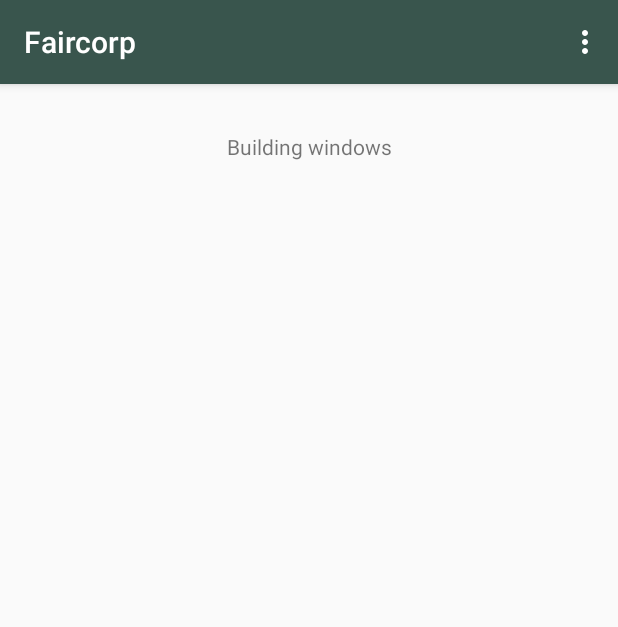
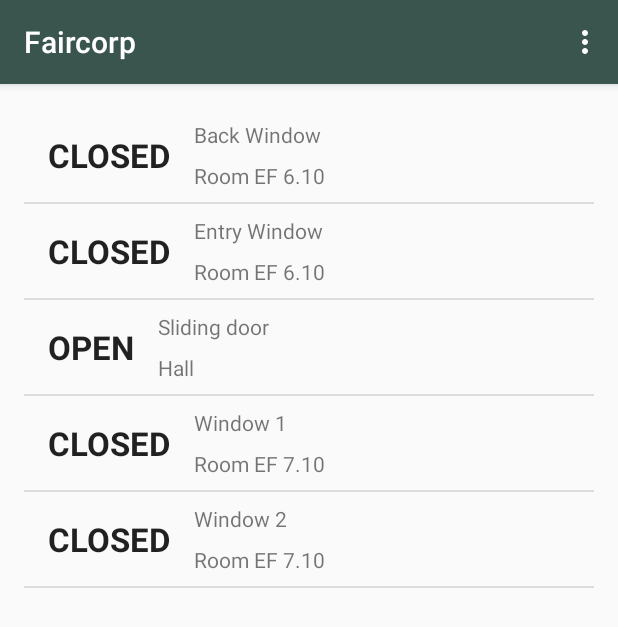
Before and after one commit to annaBoutin/android_app, an Android app: the screen it shows after launch (ListDataActivity), in the options menu, after a tap on "Building windows", on a phone screen of 412 x 824 dp. Shown: the top 627 px of the screen. Run offline under Robolectric (Android 15) with nearby library versions, the phone set to English and light mode, and no system bars.

Commit message:
List fenêtre OK

```diff
--- a/app/build.gradle
+++ b/app/build.gradle
@@ -40,6 +40,8 @@ dependencies {
     implementation 'com.android.support:design:28.0.0'
     implementation 'android.arch.navigation:navigation-fragment-ktx:1.0.0'
     implementation 'android.arch.navigation:navigation-ui-ktx:1.0.0'
+    implementation 'androidx.recyclerview:recyclerview:1.1.0'
+    implementation 'androidx.constraintlayout:constraintlayout:1.1.3'
     testImplementation 'junit:junit:4.+'
     androidTestImplementation 'com.android.support.test:runner:1.0.2'
     androidTestImplementation 'com.android.support.test.espresso:espresso-core:3.0.2'
--- a/app/src/main/java/com/faircorp/BasicActivity.kt
+++ b/app/src/main/java/com/faircorp/BasicActivity.kt
@@ -2,10 +2,10 @@ package com.faircorp
 
 import android.content.Intent
 import android.net.Uri
-import android.support.v7.app.AppCompatActivity
 import android.view.Menu
 import android.view.MenuInflater
 import android.view.MenuItem
+import androidx.appcompat.app.AppCompatActivity
 
 open class BasicActivity : AppCompatActivity() {
     override fun onCreateOptionsMenu(menu: Menu): Boolean {
--- a/app/src/main/java/com/faircorp/ListDataActivity.kt
+++ b/app/src/main/java/com/faircorp/ListDataActivity.kt
@@ -1,11 +1,30 @@
 package com.faircorp
 
-import android.support.v7.app.AppCompatActivity
+
 import android.os.Bundle
+import androidx.recyclerview.widget.DividerItemDecoration
+import androidx.recyclerview.widget.LinearLayoutManager
+import androidx.recyclerview.widget.RecyclerView
+import com.faircorp.model.WindowAdapter
+import com.faircorp.model.WindowService
 
 class ListDataActivity : BasicActivity() {
+
+    val windowService = WindowService()
+
     override fun onCreate(savedInstanceState: Bundle?) {
         super.onCreate(savedInstanceState)
         setContentView(R.layout.activity_list_data)
+
+        val recyclerView = findViewById<RecyclerView>(R.id.list_windows)
+        val adapter = WindowAdapter()
+
+        recyclerView.layoutManager = LinearLayoutManager(this)
+        recyclerView.addItemDecoration(DividerItemDecoration(this, DividerItemDecoration.VERTICAL))
+        recyclerView.setHasFixedSize(true)
+        recyclerView.adapter = adapter
+
+        adapter.update(windowService.findAll())
     }
+
 }
--- a/app/src/main/java/com/faircorp/MainActivity.kt
+++ b/app/src/main/java/com/faircorp/MainActivity.kt
@@ -1,7 +1,6 @@
 package com.faircorp
 
 import android.content.Intent
-import android.support.v7.app.AppCompatActivity
 import android.os.Bundle
 import android.view.View
 import android.widget.EditText
--- a/app/src/main/java/com/faircorp/WindowActivity.kt
+++ b/app/src/main/java/com/faircorp/WindowActivity.kt
@@ -1,6 +1,6 @@
 package com.faircorp
 
-import android.support.v7.app.AppCompatActivity
+
 import android.os.Bundle
 import android.widget.TextView
 
--- /dev/null
+++ b/app/src/main/java/com/faircorp/model/RoomDto.kt
@@ -0,0 +1,6 @@
+package com.faircorp.model
+
+data class RoomDto(val id: Long,
+                   val name: String,
+                   val currentTemperature: Double?,
+                   val targetTemperature: Double?)
--- /dev/null
+++ b/app/src/main/java/com/faircorp/model/WindowDto.kt
@@ -0,0 +1,8 @@
+package com.faircorp.model
+
+enum class Status { OPEN, CLOSED}
+
+data class WindowDto(val id: Long,
+                     val name: String,
+                     val room: RoomDto,
+                     val status: Status)
--- /dev/null
+++ b/app/src/main/java/com/faircorp/model/WindowService.kt
@@ -0,0 +1,26 @@
+package com.faircorp.model
+
+class WindowService {
+
+    companion object {
+        // Fake rooms
+        val ROOMS: List<RoomDto> = listOf(
+            RoomDto(1, "Room EF 6.10", 18.2, 20.0),
+            RoomDto(2, "Hall", 18.2, 18.0),
+            RoomDto(3, "Room EF 7.10", 21.2, 20.0)
+        )
+
+        // Fake lights
+        val WINDOWS: List<WindowDto> = listOf(
+            WindowDto(1, "Entry Window", ROOMS[0], Status.CLOSED),
+            WindowDto(2, "Back Window", ROOMS[0], Status.CLOSED),
+            WindowDto(3, "Sliding door", ROOMS[1], Status.OPEN),
+            WindowDto(4, "Window 1", ROOMS[2], Status.CLOSED),
+            WindowDto(5, "Window 2", ROOMS[2], Status.CLOSED)
+        )
+    }
+
+    fun findById(id: Long) = WINDOWS.firstOrNull { it.id == id}
+
+    fun findAll() = WINDOWS.sortedBy { it.name }
+}
--- /dev/null
+++ b/app/src/main/java/com/faircorp/model/WindowsAdapterView.kt
@@ -0,0 +1,42 @@
+package com.faircorp.model
+
+import android.view.LayoutInflater
+import android.view.View
+import android.view.ViewGroup
+import android.widget.TextView
+import androidx.recyclerview.widget.RecyclerView
+import com.faircorp.R
+
+class WindowAdapter : RecyclerView.Adapter<WindowAdapter.WindowViewHolder>() { // (1)
+
+    inner class WindowViewHolder(view: View) : RecyclerView.ViewHolder(view) { // (2)
+        val name: TextView = view.findViewById(R.id.txt_window_name_3)
+        val room: TextView = view.findViewById(R.id.txt_window_room)
+        val status: TextView = view.findViewById(R.id.txt_status)
+    }
+
+    private val items = mutableListOf<WindowDto>() // (3)
+
+    fun update(windows: List<WindowDto>) {  // (4)
+        items.clear()
+        items.addAll(windows)
+        notifyDataSetChanged()
+    }
+
+    override fun getItemCount(): Int = items.size // (5)
+
+    override fun onCreateViewHolder(parent: ViewGroup, viewType: Int): WindowViewHolder { // (6)
+        val view = LayoutInflater.from(parent.context)
+            .inflate(R.layout.activity_windows_item, parent, false)
+        return WindowViewHolder(view)
+    }
+
+    override fun onBindViewHolder(holder: WindowViewHolder, position: Int) {  // (7)
+        val window = items[position]
+        holder.apply {
+            name.text = window.name
+            status.text = window.status.toString()
+            room.text = window.room.name
+        }
+    }
+}
--- a/app/src/main/res/layout/activity_list_data.xml
+++ b/app/src/main/res/layout/activity_list_data.xml
@@ -1,18 +1,19 @@
 <?xml version="1.0" encoding="utf-8"?>
-<android.support.constraint.ConstraintLayout xmlns:android="http://schemas.android.com/apk/res/android"
+<androidx.constraintlayout.widget.ConstraintLayout xmlns:android="http://schemas.android.com/apk/res/android"
     xmlns:app="http://schemas.android.com/apk/res-auto"
     xmlns:tools="http://schemas.android.com/tools"
     android:layout_width="match_parent"
     android:layout_height="match_parent"
     tools:context=".ListDataActivity">
 
-    <TextView
-        android:id="@+id/textView3"
-        android:layout_width="wrap_content"
-        android:layout_height="wrap_content"
-        android:layout_marginTop="32dp"
-        android:text="@string/act_list_data_building"
+    <androidx.recyclerview.widget.RecyclerView
+        android:id="@+id/list_windows"
+        android:layout_width="match_parent"
+        android:layout_height="match_parent"
+        android:layout_marginStart="16dp"
+        android:layout_marginTop="16dp"
+        android:layout_marginEnd="16dp"
         app:layout_constraintEnd_toEndOf="parent"
         app:layout_constraintStart_toStartOf="parent"
         app:layout_constraintTop_toTopOf="parent" />
-</android.support.constraint.ConstraintLayout>
+</androidx.constraintlayout.widget.ConstraintLayout>
--- a/app/src/main/res/layout/activity_main.xml
+++ b/app/src/main/res/layout/activity_main.xml
@@ -1,5 +1,6 @@
 <?xml version="1.0" encoding="utf-8"?>
-<android.support.constraint.ConstraintLayout xmlns:android="http://schemas.android.com/apk/res/android"
+<androidx.constraintlayout.widget.ConstraintLayout
+    xmlns:android="http://schemas.android.com/apk/res/android"
     xmlns:app="http://schemas.android.com/apk/res-auto"
     xmlns:tools="http://schemas.android.com/tools"
     android:layout_width="match_parent"
@@ -62,4 +63,4 @@
         app:layout_constraintEnd_toEndOf="parent"
         app:layout_constraintStart_toEndOf="@+id/txt_window_name"
         app:layout_constraintTop_toBottomOf="@+id/textView" />
-</android.support.constraint.ConstraintLayout>
+</androidx.constraintlayout.widget.ConstraintLayout>
--- a/app/src/main/res/layout/activity_window.xml
+++ b/app/src/main/res/layout/activity_window.xml
@@ -1,5 +1,5 @@
 <?xml version="1.0" encoding="utf-8"?>
-<android.support.constraint.ConstraintLayout xmlns:android="http://schemas.android.com/apk/res/android"
+<androidx.constraintlayout.widget.ConstraintLayout xmlns:android="http://schemas.android.com/apk/res/android"
     xmlns:app="http://schemas.android.com/apk/res-auto"
     xmlns:tools="http://schemas.android.com/tools"
     android:layout_width="match_parent"
@@ -25,4 +25,4 @@
         android:textAppearance="@style/TextAppearance.AppCompat.Large"
         app:layout_constraintStart_toStartOf="parent"
         app:layout_constraintTop_toBottomOf="@+id/textView2" />
-</android.support.constraint.ConstraintLayout>
+</androidx.constraintlayout.widget.ConstraintLayout>
--- /dev/null
+++ b/app/src/main/res/layout/activity_windows_item.xml
@@ -0,0 +1,51 @@
+<?xml version="1.0" encoding="utf-8"?>
+<androidx.constraintlayout.widget.ConstraintLayout
+    xmlns:android="http://schemas.android.com/apk/res/android"
+    xmlns:app="http://schemas.android.com/apk/res-auto"
+    xmlns:tools="http://schemas.android.com/tools"
+    android:layout_width="match_parent"
+    android:layout_height="wrap_content">
+
+    <TextView
+        android:id="@+id/txt_status"
+        android:layout_width="wrap_content"
+        android:layout_height="wrap_content"
+        android:layout_marginStart="16dp"
+        android:layout_marginTop="16dp"
+        android:layout_marginBottom="16dp"
+        android:capitalize="characters"
+        android:text="TextView"
+        android:textAppearance="@style/TextAppearance.AppCompat.Large"
+        android:textStyle="bold"
+        app:layout_constraintBottom_toBottomOf="parent"
+        app:layout_constraintStart_toStartOf="parent"
+        app:layout_constraintTop_toTopOf="parent" />
+
+    <TextView
+        android:id="@+id/txt_window_name_3"
+        android:layout_width="0dp"
+        android:layout_height="wrap_content"
+        android:layout_marginStart="16dp"
+        android:layout_marginTop="8dp"
+        android:layout_marginEnd="16dp"
+        android:text="TextView"
+        app:layout_constraintEnd_toEndOf="parent"
+        app:layout_constraintStart_toEndOf="@+id/txt_status"
+        app:layout_constraintTop_toTopOf="parent" />
+
+    <TextView
+        android:id="@+id/txt_window_room"
+        android:layout_width="0dp"
+        android:layout_height="wrap_content"
+        android:layout_marginStart="16dp"
+        android:layout_marginTop="8dp"
+        android:layout_marginEnd="16dp"
+        android:layout_marginBottom="8dp"
+        android:capitalize="characters"
+        android:text="TextView"
+        android:textAppearance="@style/TextAppearance.AppCompat.Small"
+        app:layout_constraintBottom_toBottomOf="parent"
+        app:layout_constraintEnd_toEndOf="parent"
+        app:layout_constraintStart_toEndOf="@+id/txt_status"
+        app:layout_constraintTop_toBottomOf="@+id/txt_window_name_3" />
+</androidx.constraintlayout.widget.ConstraintLayout>
--- a/gradle.properties
+++ b/gradle.properties
@@ -13,3 +13,5 @@ org.gradle.jvmargs=-Xmx2048m -Dfile.encoding=UTF-8
 # org.gradle.parallel=true
 # Kotlin code style for this project: "official" or "obsolete":
 kotlin.code.style=official
+android.useAndroidX=true
+android.enableJetifier=true
```
